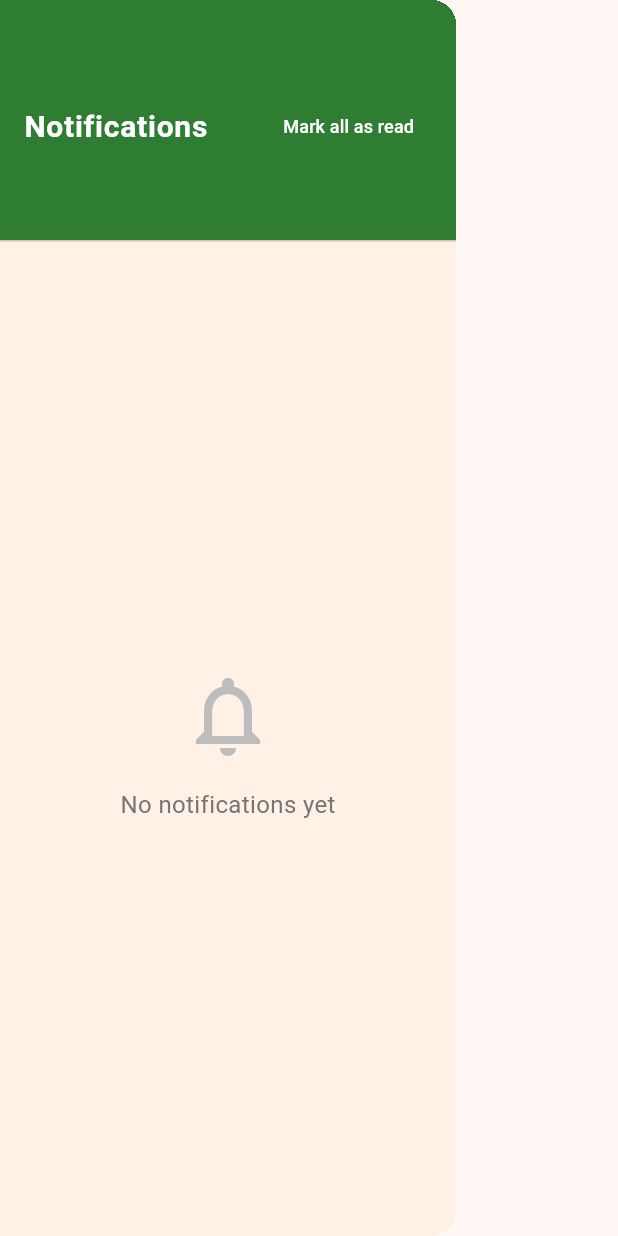
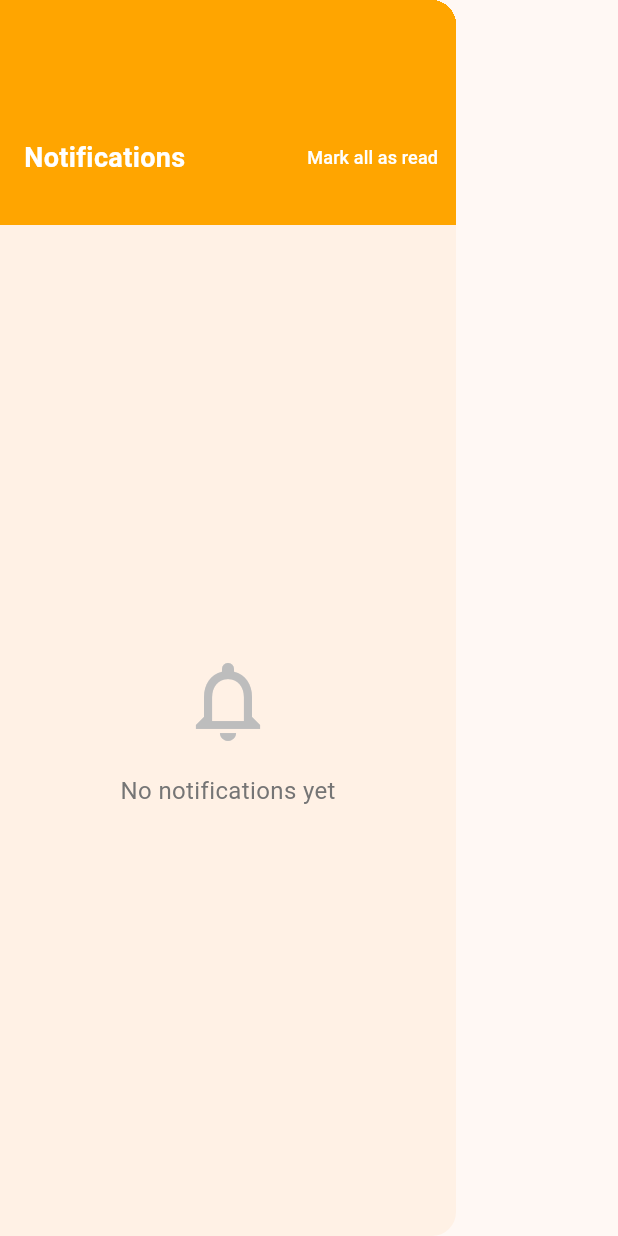
Before and after one commit to senuriperera/KitchenPal, a Flutter app: the NotificationsDrawer widget shown alone on an empty page, opened directly, on a phone screen of 412 x 824 dp. Run offline on Flutter 3.47's test engine with Material 3 defaults, Android fonts, the phone set to English and light mode, and no system bars; our stand-ins replace flutter_secure_storage, image_picker, socket_io_client; accounts and stored records are empty; network calls fail.

Commit message:
minor ui changes

```diff
--- a/KitchenPal-Mobile/lib/widgets/notifications_drawer.dart
+++ b/KitchenPal-Mobile/lib/widgets/notifications_drawer.dart
@@ -108,8 +108,8 @@ class _NotificationsDrawerState extends State<NotificationsDrawer> {
     Navigator.pop(context);
     // Navigate based on notification type
     if (notificationType == 'expiry_alert') {
-      // Navigate to inventory page to see expiring ingredients
-      Navigator.pushNamed(context, '/inventory');
+      // Navigate to notifications page
+      Navigator.pushNamed(context, '/notifications');
     } else {
       // Navigate to recipes page with generated tab (index 1)
       Navigator.pushNamed(context, '/recipes', arguments: {'tabIndex': 1});
@@ -121,19 +121,26 @@ class _NotificationsDrawerState extends State<NotificationsDrawer> {
     return Drawer(
       child: Column(
         children: [
-          DrawerHeader(
+          Container(
+            height: 150,
             decoration: const BoxDecoration(
-              color: Color(0xFF2E7D32),
+              color: Color(0xFFFFA500),
             ),
+            child: Padding(
+              padding: const EdgeInsets.only(top: 60),
               child: Row(
                 mainAxisAlignment: MainAxisAlignment.spaceBetween,
+                crossAxisAlignment: CrossAxisAlignment.center,
                 children: [
-                const Text(
+                  const Padding(
+                    padding: EdgeInsets.only(left: 16),
+                    child: Text(
                       'Notifications',
                       style: TextStyle(
                         color: Colors.white,
-                    fontSize: 20,
+                        fontSize: 18,
                         fontWeight: FontWeight.bold,
+                      ),
                     ),
                   ),
                   TextButton(
@@ -147,6 +154,7 @@ class _NotificationsDrawerState extends State<NotificationsDrawer> {
                     ),
                   ),
                 ],
+              ),
             ),
           ),
           Expanded(
```
Also changed, not shown: 1 other file. Lines whose indentation alone changed are shown as unchanged.
